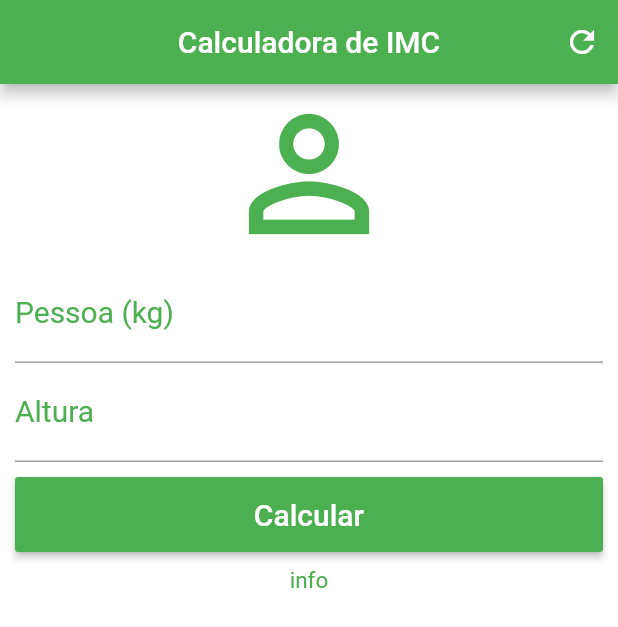
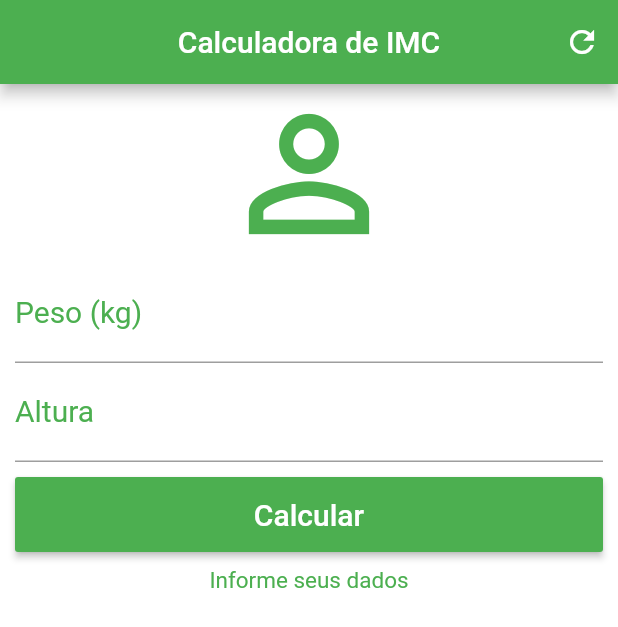
Before and after one commit to luicesar/flutter_dart, a Flutter app: the screen it shows after launch, after a tap on "Calcular", on a phone screen of 412 x 824 dp. Shown: the top 627 px of the screen. Run offline on Flutter 3.47's test engine with Material 2 defaults, Android fonts, the phone set to English and light mode, and no system bars.

Commit message:
Controller e Calculos

```diff
--- a/app_calculadora_imc/lib/main.dart
+++ b/app_calculadora_imc/lib/main.dart
@@ -14,6 +14,38 @@ class HomePage extends StatefulWidget {
 }
 
 class _HomePageState extends State<HomePage> {
+  TextEditingController pesoController = new TextEditingController();
+  TextEditingController alturaController = new TextEditingController();
+
+  String _infoText = "Informe seus dados";
+
+  void _resetFields() {
+    pesoController.text = '';
+    alturaController.text = '';
+    _infoText = '';
+  }
+
+  void _calculate() {
+    setState(() {
+      double peso = double.parse(pesoController.text);
+      double altura = double.parse(alturaController.text) / 100;
+      double imc = peso / (altura * altura);
+      if (imc < 18.6) {
+        _infoText = "Abaixo do Peso (${imc.toStringAsPrecision(4)})";
+      } else if (imc >= 18.6 && imc < 24.9) {
+        _infoText = "Peso Ideal (${imc.toStringAsPrecision(4)})";
+      } else if (imc >= 24.9 && imc < 29.9) {
+        _infoText = "Levemente Acima do Peso (${imc.toStringAsPrecision(4)})";
+      } else if (imc >= 29.9 && imc < 34.9) {
+        _infoText = "Obesidade Grau I (${imc.toStringAsPrecision(4)})";
+      } else if (imc >= 34.9 && imc < 39.9) {
+        _infoText = "Obesidade Grau II (${imc.toStringAsPrecision(4)})";
+      } else if (imc >= 40) {
+        _infoText = "Obesidade Grau III (${imc.toStringAsPrecision(4)})";
+      }
+    });
+  }
+
   @override
   Widget build(BuildContext context) {
     return Scaffold(
@@ -24,9 +56,7 @@ class _HomePageState extends State<HomePage> {
         actions: <Widget>[
           IconButton(
             icon: Icon(Icons.refresh),
-            onPressed: () {
-              print('IconButton ...');
-            },
+            onPressed: _resetFields,
           )
         ],
       ),
@@ -44,7 +74,7 @@ class _HomePageState extends State<HomePage> {
             TextField(
               keyboardType: TextInputType.number,
               decoration: InputDecoration(
-                labelText: 'Pessoa (kg)',
+                labelText: 'Peso (kg)',
                 labelStyle: TextStyle(color: Colors.green),
               ),
               textAlign: TextAlign.center,
@@ -52,6 +82,7 @@ class _HomePageState extends State<HomePage> {
                 color: Colors.green,
                 fontSize: 20.00,
               ),
+              controller: pesoController,
             ),
             TextField(
               keyboardType: TextInputType.number,
@@ -64,6 +95,7 @@ class _HomePageState extends State<HomePage> {
                 color: Colors.green,
                 fontSize: 20.00,
               ),
+              controller: alturaController,
             ),
             Padding(
               padding: EdgeInsets.only(top: 10.0, bottom: 10.0),
@@ -75,14 +107,12 @@ class _HomePageState extends State<HomePage> {
                     style: TextStyle(color: Colors.white, fontSize: 20.0),
                   ),
                   color: Colors.green,
-                  onPressed: () {
-                    print('button');
-                  },
+                  onPressed: _calculate,
                 ),
               ),
             ),
             Text(
-              'info',
+              _infoText,
               textAlign: TextAlign.center,
               style: TextStyle(
                 color: Colors.green,
```
